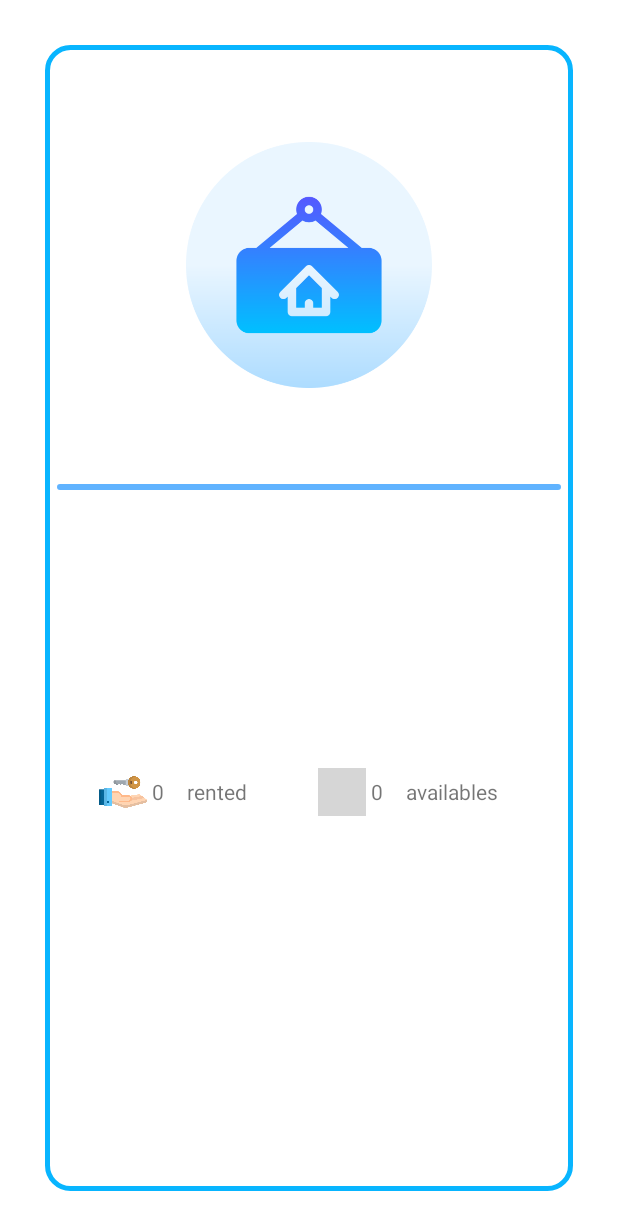
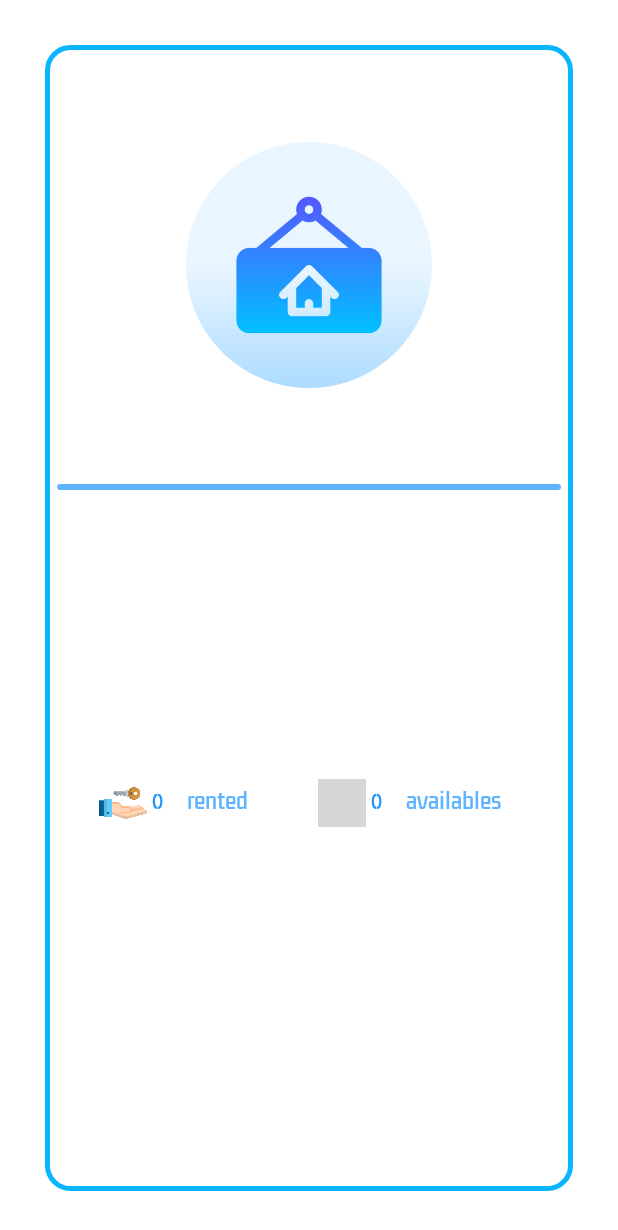
Before and after one commit to ICoelloC/RenterApp, an Android app: the screen it shows after launch once a user with an empty profile is signed in (MainActivity), in the side drawer, after a tap on "My account", on a phone screen of 412 x 824 dp. Shown: the top 1230 px of the screen. Run offline under Robolectric (Android 15) with nearby library versions, the phone set to English and light mode, and no system bars; our stand-ins replace Firebase (no records; nobody signed in at launch, a user with empty details on screens opened directly), Picasso, navigation-ui; libraries missing offline, so code that uses them is left out: com.karumi.dexter; pictures from the network do not load; 1 statement that could not run was skipped; grey boxes are pictures that could not be loaded.

Commit message:
Limpieza de código, y fuentes personalizadas

```diff
--- a/app/src/main/AndroidManifest.xml
+++ b/app/src/main/AndroidManifest.xml
@@ -11,6 +11,9 @@
     <uses-permission android:name="android.permission.CAMERA" />
     <uses-permission android:name="android.permission.CALL_PHONE" />
     <uses-permission android:name="android.permission.ACCESS_COARSE_LOCATION" />
+
+    <uses-feature android:name="android.hardware.camera"
+        android:required="true" />
 
     <application
         android:name=".utils.MyApp"
--- a/app/src/main/java/com/icoelloc/renter/main/MainActivity.kt
+++ b/app/src/main/java/com/icoelloc/renter/main/MainActivity.kt
@@ -39,7 +39,9 @@ class MainActivity : AppCompatActivity() {
 
     override fun onCreate(savedInstanceState: Bundle?) {
         super.onCreate(savedInstanceState)
+        setTheme(R.style.Theme_Renter)
         setContentView(R.layout.activity_main)
+
         auth = Firebase.auth
 
 
--- a/app/src/main/res/layout/activity_main.xml
+++ b/app/src/main/res/layout/activity_main.xml
@@ -14,6 +14,8 @@
         android:layout_width="match_parent"/>
 
     <com.google.android.material.navigation.NavigationView
+        android:background="@color/white"
+        app:itemTextColor="@color/renter_nav_drawer_header"
         android:id="@+id/nav_view"
         android:layout_width="wrap_content"
         android:layout_height="match_parent"
--- a/app/src/main/res/layout/app_bar_main.xml
+++ b/app/src/main/res/layout/app_bar_main.xml
@@ -2,12 +2,12 @@
 <androidx.coordinatorlayout.widget.CoordinatorLayout xmlns:android="http://schemas.android.com/apk/res/android"
     xmlns:app="http://schemas.android.com/apk/res-auto"
     xmlns:tools="http://schemas.android.com/tools"
+    android:theme="@style/Theme.Renter"
     android:layout_width="match_parent"
     android:layout_height="match_parent"
     tools:context=".main.MainActivity">
 
 
-
-   <include layout="@layout/content_main" />
+    <include layout="@layout/content_main" />
 
 </androidx.coordinatorlayout.widget.CoordinatorLayout>
--- a/app/src/main/res/layout/fragment_close_to_me.xml
+++ b/app/src/main/res/layout/fragment_close_to_me.xml
@@ -2,6 +2,7 @@
     xmlns:app="http://schemas.android.com/apk/res-auto"
     xmlns:tools="http://schemas.android.com/tools"
     android:layout_width="match_parent"
+    android:theme="@style/Theme.Renter"
     android:layout_height="match_parent"
     android:id="@+id/frag_map">
     <fragment
--- a/app/src/main/res/layout/fragment_my_account.xml
+++ b/app/src/main/res/layout/fragment_my_account.xml
@@ -50,8 +50,9 @@
             android:layout_marginTop="32dp"
             android:text="@string/sample_text"
             android:textAlignment="center"
-            android:textColor="@color/black"
-            android:textSize="32sp"
+            android:textColor="@color/renter_nav_drawer_header"
+            android:textSize="35sp"
+            android:fontFamily="@font/sticknobills"
             android:textStyle="bold" />
 
         <TextView
@@ -61,7 +62,8 @@
             android:layout_marginTop="18dp"
             android:text="@string/sample_text"
             android:textAlignment="center"
-            android:textColor="@color/black"
+            android:fontFamily="@font/kdam"
+            android:textColor="@color/renter_nav_drawer_separator"
             android:textSize="16sp" />
 
         <LinearLayout
@@ -81,12 +83,17 @@
                 android:layout_width="20dp"
                 android:layout_height="wrap_content"
                 android:layout_marginStart="3dp"
+                android:fontFamily="@font/sticknobills"
+                android:textStyle="bold"
+                android:textColor="@color/renter_nav_drawer_header"
                 android:text="x" />
 
             <TextView
                 android:layout_width="75dp"
                 android:layout_height="wrap_content"
                 android:layout_marginStart="3dp"
+                android:fontFamily="@font/kdam"
+                android:textColor="@color/renter_nav_drawer_separator"
                 android:text="@string/rented" />
 
             <ImageView
@@ -101,12 +108,17 @@
                 android:layout_width="20dp"
                 android:layout_height="wrap_content"
                 android:layout_marginStart="3dp"
+                android:fontFamily="@font/sticknobills"
+                android:textStyle="bold"
+                android:textColor="@color/renter_nav_drawer_header"
                 android:text="x" />
 
             <TextView
                 android:layout_width="75dp"
                 android:layout_height="wrap_content"
                 android:layout_marginStart="3dp"
+                android:fontFamily="@font/kdam"
+                android:textColor="@color/renter_nav_drawer_separator"
                 android:text="@string/availables" />
 
         </LinearLayout>
--- a/app/src/main/res/layout/nav_header.xml
+++ b/app/src/main/res/layout/nav_header.xml
@@ -18,6 +18,7 @@
         android:layout_width="match_parent"
         android:layout_height="wrap_content"
         android:id="@+id/nav_drawer_header_username"
+        android:fontFamily="@font/sticknobills"
         android:padding="8dp"
         android:textSize="20sp"
         android:text="@string/username"
@@ -30,8 +31,9 @@
         android:layout_height="wrap_content"
         android:id="@+id/nav_drawer_header_email"
         android:padding="8dp"
-        android:textSize="20sp"
+        android:textSize="15sp"
         android:text="@string/email"
+        android:fontFamily="@font/kdam"
         android:textColor="@color/white"
         android:textAlignment="center"/>
 
--- a/app/src/main/res/menu/main.xml
+++ b/app/src/main/res/menu/main.xml
@@ -1,3 +1,4 @@
 <?xml version="1.0" encoding="utf-8"?>
 <menu xmlns:android="http://schemas.android.com/apk/res/android"
-    xmlns:app="http://schemas.android.com/apk/res-auto"/>
+    xmlns:app="http://schemas.android.com/apk/res-auto"
+    android:theme="@style/Theme.Renter" />
--- a/app/src/main/res/navigation/mobile_navigation.xml
+++ b/app/src/main/res/navigation/mobile_navigation.xml
@@ -2,6 +2,7 @@
 <navigation xmlns:android="http://schemas.android.com/apk/res/android"
     xmlns:app="http://schemas.android.com/apk/res-auto"
     xmlns:tools="http://schemas.android.com/tools"
+    android:theme="@style/Theme.Renter"
     android:id="@+id/mobile_navigation"
     app:startDestination="@id/nav_cerca_mi">
 
```
Also changed, not shown: app/src/main/java/com/icoelloc/renter/screens/PropertyFullDataFragment.kt (+26 -38 lines), app/src/main/java/com/icoelloc/renter/screens/SearchFragment.kt (+2 -76 lines), app/src/main/res/layout/activity_login.xml (+7 -2 lines), app/src/main/res/layout/activity_register.xml (+8 -5 lines), app/src/main/res/layout/fragment_property_full_data.xml (+14 -15 lines), app/src/main/res/layout/fragment_search.xml (+2 -8 lines), app/src/main/res/layout/item_property.xml (+12 -4 lines), app/src/main/res/font/kdam.ttf (added), app/src/main/res/font/sticknobills.ttf (added).
